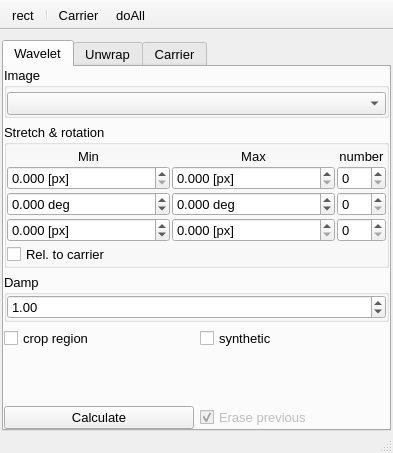
NeutrinoToolkit/Neutrino, file plugins/Wavelet/Wavelet.ui: the form before one commit.
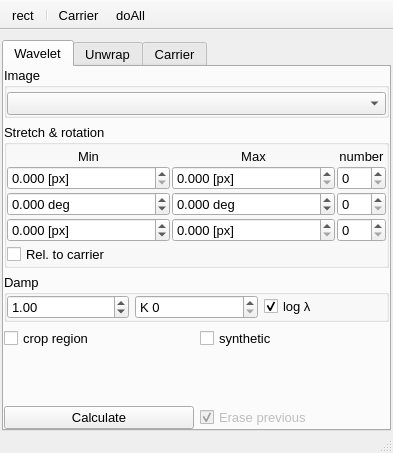
The form after the commit. Icons and pictures are not drawn.

The edit to the form file:
```diff
--- a/plugins/Wavelet/Wavelet.ui
+++ b/plugins/Wavelet/Wavelet.ui
@@ -548,6 +548,38 @@
              </property>
             </widget>
            </item>
+           <item row="0" column="1">
+            <widget class="QSpinBox" name="candidates">
+             <property name="toolTip">
+              <string>Regularization of interfringe and angle: each pixel keeps its K best filters and takes the one nearest to the interfringe and angle maps smoothed over the neighbours (weighted by the contrast). 0: off (the best filter of each pixel)</string>
+             </property>
+             <property name="prefix">
+              <string>K </string>
+             </property>
+             <property name="maximum">
+              <number>9</number>
+             </property>
+             <property name="neutrinoSave" stdset="0">
+              <bool>true</bool>
+             </property>
+            </widget>
+           </item>
+           <item row="0" column="2">
+            <widget class="QCheckBox" name="logLambda">
+             <property name="toolTip">
+              <string>Interfringe values spaced geometrically (the same relative step everywhere: the filter accepts a relative mismatch, about 20% for damp 1), otherwise linearly (a wide range had a coarse step for the dense fringes: lower contrast and phase errors between the values)</string>
+             </property>
+             <property name="text">
+              <string>log λ</string>
+             </property>
+             <property name="checked">
+              <bool>true</bool>
+             </property>
+             <property name="neutrinoSave" stdset="0">
+              <bool>true</bool>
+             </property>
+            </widget>
+           </item>
           </layout>
          </widget>
         </item>
```
